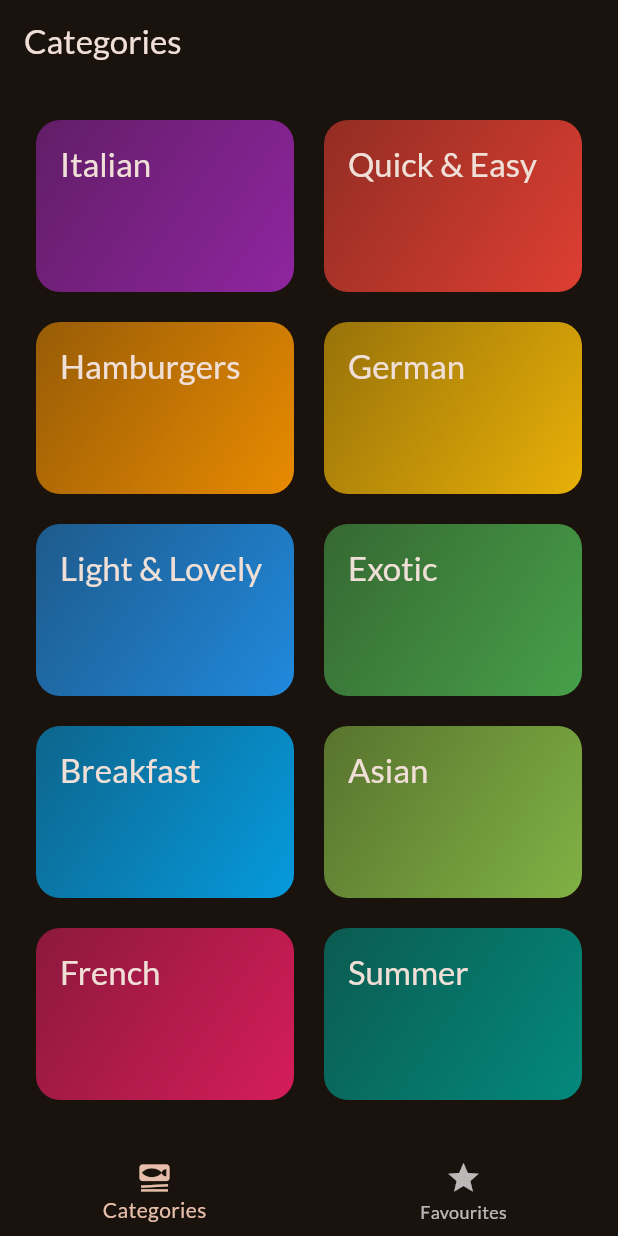
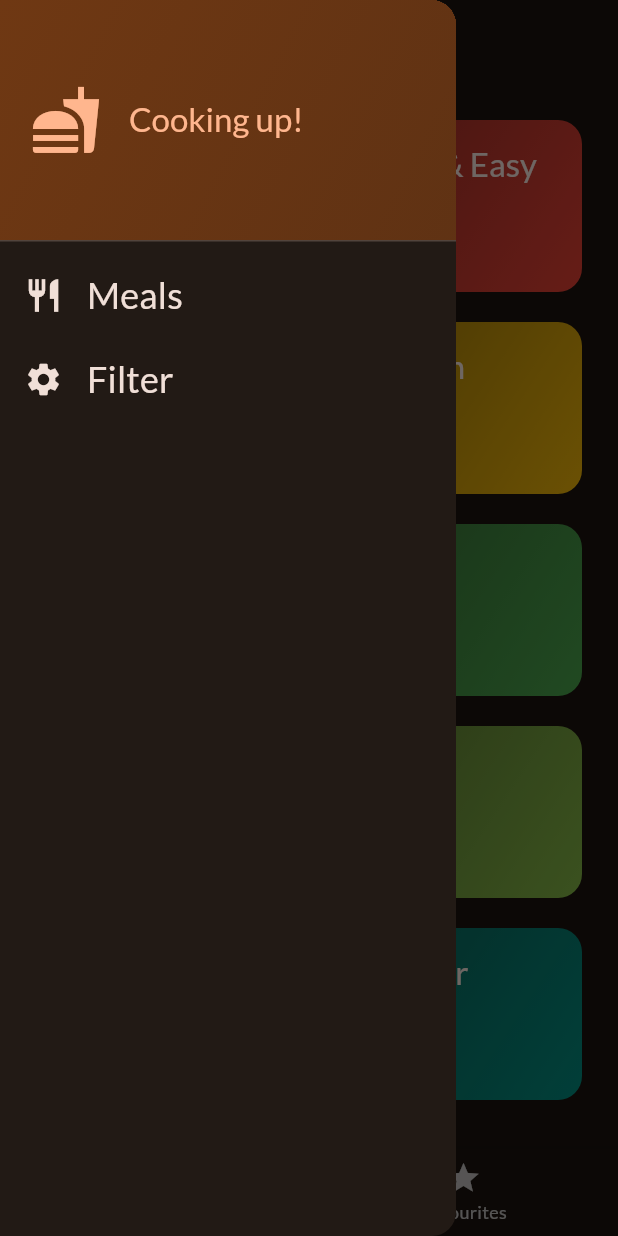
Before and after one commit to Roshni-16/Meals_Application, a Flutter app: the screen it shows after launch, with the side drawer open (before the commit the screen has no drawer), on a phone screen of 412 x 824 dp. Run offline on Flutter 3.47's test engine with Material 3 defaults, Android fonts, the phone set to English and light mode, and no system bars; our stand-ins replace flutter_riverpod, google_fonts, transparent_image.

Commit message:
Completed the meals application with all the functionalities and categories of meals also added filters to filter out the meals according to ones choice.

```diff
--- /dev/null
+++ b/lib/providers/filters_provider.dart
@@ -0,0 +1,56 @@
+import 'package:flutter_riverpod/flutter_riverpod.dart';
+import 'package:meals_application/providers/meals_provider.dart';
+
+enum Filter {
+  glutenFree,
+  lactoseFree,
+  vegetarian,
+  vegan,
+}
+
+class FiltersNotifier extends StateNotifier<Map<Filter, bool>> {
+  FiltersNotifier()
+      : super({
+          Filter.glutenFree: false,
+          Filter.lactoseFree: false,
+          Filter.vegetarian: false,
+          Filter.vegan: false,
+        });
+
+  void setFilters(Map<Filter, bool> chosenFilters) {
+    state = chosenFilters;
+  }
+
+  void setFilter(Filter filter, bool isActive) {
+    // state[filter] = isActive; //not allowed! => mutating state
+    state = {
+      ...state,
+      filter: isActive,
+    };
+  }
+}
+
+final filtersProvider =
+    StateNotifierProvider<FiltersNotifier, Map<Filter, bool>>(
+  (ref) => FiltersNotifier(),
+);
+
+final filteredMealsProvider = Provider((ref) {
+  final meals = ref.watch(mealsProvider);
+  final activeFilters = ref.watch(filtersProvider);
+  return meals.where((meal) {
+    if (activeFilters[Filter.glutenFree]! && !meal.isGlutenFree) {
+      return false;
+    }
+    if (activeFilters[Filter.lactoseFree]! && !meal.isLactoseFree) {
+      return false;
+    }
+    if (activeFilters[Filter.vegetarian]! && !meal.isVegetarian) {
+      return false;
+    }
+    if (activeFilters[Filter.vegan]! && !meal.isVegan) {
+      return false;
+    }
+    return true;
+  }).toList();
+});
--- /dev/null
+++ b/lib/providers/meals_provider.dart
@@ -0,0 +1,6 @@
+import 'package:flutter_riverpod/flutter_riverpod.dart';
+import 'package:meals_application/data/dummy_data.dart';
+
+final mealsProvider = Provider((ref) {
+  return dummyMeals;
+});
--- a/lib/screens/categories.dart
+++ b/lib/screens/categories.dart
@@ -5,10 +5,41 @@
 import 'package:meals_application/screens/meals.dart';
 import 'package:meals_application/widgets/category_grid_item.dart';
 
-class CategoriesScreen extends StatelessWidget {
-  const CategoriesScreen({super.key, required this.onToggleFavourite});
+class CategoriesScreen extends StatefulWidget {
+  const CategoriesScreen({
+    super.key,
+    required this.availableMeals,
+  });
 
-  final void Function(Meal meal) onToggleFavourite;
+  final List<Meal> availableMeals;
+
+  @override
+  State<CategoriesScreen> createState() => _CategoriesScreenState();
+}
+
+class _CategoriesScreenState extends State<CategoriesScreen>
+    with SingleTickerProviderStateMixin {
+  late AnimationController _animationController;
+
+  @override
+  void initState() {
+    super.initState();
+
+    _animationController = AnimationController(
+      vsync: this,
+      duration: const Duration(milliseconds: 300),
+      lowerBound: 0,
+      upperBound: 1,
+    );
+
+    _animationController.forward();
+  }
+
+  @override
+  void dispose() {
+    _animationController.dispose();
+    super.dispose();
+  }
 
   void _selectCategory(BuildContext context, Category category) {
     final filteredMeals = dummyMeals
@@ -20,7 +51,6 @@
         builder: (ctx) => MealsScreen(
           title: category.title,
           meals: filteredMeals,
-          onToggleFavourite: onToggleFavourite,
         ),
       ),
     );
@@ -28,7 +58,9 @@
 
   @override
   Widget build(BuildContext context) {
-    return GridView(
+    return AnimatedBuilder(
+      animation: _animationController,
+      child: GridView(
         padding: const EdgeInsets.all(24),
         gridDelegate: const SliverGridDelegateWithFixedCrossAxisCount(
           crossAxisCount: 2,
@@ -46,6 +78,16 @@
               },
             )
         ],
+      ),
+      builder: (context, child) => SlideTransition(
+          position: Tween(
+            begin: const Offset(0, 0.3),
+            end: const Offset(0, 0),
+          ).animate(
+            CurvedAnimation(
+                parent: _animationController, curve: Curves.easeInOut),
+          ),
+          child: child),
     );
   }
 }
--- a/lib/screens/meals.dart
+++ b/lib/screens/meals.dart
@@ -10,19 +10,16 @@
     super.key,
     this.title,
     required this.meals,
-    required this.onToggleFavourite,
   });
 
   final String? title;
   final List<Meal> meals;
-  final Function(Meal meal) onToggleFavourite;
 
   void selectMeal(BuildContext context, Meal meal) {
     Navigator.of(context).push(
       MaterialPageRoute(
         builder: (ctx) => MealDetailsScreen(
           meal: meal,
-          onToggleFavorite: onToggleFavourite,
         ),
       ),
     );
--- a/lib/screens/tabs.dart
+++ b/lib/screens/tabs.dart
@@ -1,33 +1,32 @@
 import 'package:flutter/material.dart';
-
-import 'package:meals_application/models/meal.dart';
+import 'package:flutter_riverpod/flutter_riverpod.dart';
 
 import 'package:meals_application/screens/categories.dart';
+import 'package:meals_application/screens/filters.dart';
+import 'package:meals_application/screens/meals.dart';
+import 'package:meals_application/widgets/main_drawer.dart';
 
-import 'package:meals_application/screens/meals.dart';
+import 'package:meals_application/providers/favourites_provider.dart';
+import 'package:meals_application/providers/filters_provider.dart';
 
-class TabsScreen extends StatefulWidget {
+const kInitialFilters = {
+  Filter.glutenFree: false,
+  Filter.lactoseFree: false,
+  Filter.vegetarian: false,
+  Filter.vegan: false,
+};
+
+class TabsScreen extends ConsumerStatefulWidget {
   const TabsScreen({super.key});
 
   @override
-  State<TabsScreen> createState() {
+  ConsumerState<TabsScreen> createState() {
     return _TabsScreenState();
   }
 }
 
-class _TabsScreenState extends State<TabsScreen> {
+class _TabsScreenState extends ConsumerState<TabsScreen> {
   int _selectedPageIndex = 0;
-  final List<Meal> _favouriteMeals = [];
-
-  void _toggleMealFavouriteStatus(Meal meal) {
-    final isExisting = _favouriteMeals.contains(meal);
-
-    if (isExisting) {
-      _favouriteMeals.remove(meal);
-    } else {
-      _favouriteMeals.add(meal);
-    }
-  }
 
   void _selectPage(int index) {
     setState(() {
@@ -35,15 +34,28 @@
     });
   }
 
+  void _setScreen(String identifier) async {
+    Navigator.of(context).pop();
+    if (identifier == 'filters') {
+      await Navigator.of(context).push<Map<Filter, bool>>(
+        MaterialPageRoute(builder: (ctx) => const FiltersScreen()),
+      );
+    }
+  }
+
   @override
   Widget build(BuildContext context) {
-    Widget activePage = CategoriesScreen(onToggleFavourite: _toggleMealFavouriteStatus,);
+    final availableMeals = ref.watch(filteredMealsProvider);
+
+    Widget activePage = CategoriesScreen(
+      availableMeals: availableMeals,
+    );
     var activePageTitle = 'Categories';
 
     if (_selectedPageIndex == 1) {
-      activePage =MealsScreen(
-        meals: [],
-        onToggleFavourite: _toggleMealFavouriteStatus,
+      final favouriteMeals = ref.watch(favouriteMealsProvider);
+      activePage = MealsScreen(
+        meals: favouriteMeals,
       );
       activePageTitle = 'Your Favourites';
     }
@@ -52,6 +64,7 @@
       appBar: AppBar(
         title: Text(activePageTitle),
       ),
+      drawer: MainDrawer(onSelectScreen: _setScreen),
       body: activePage,
       bottomNavigationBar: BottomNavigationBar(
         onTap: _selectPage,
--- /dev/null
+++ b/lib/widgets/main_drawer.dart
@@ -0,0 +1,80 @@
+import 'package:flutter/material.dart';
+
+class MainDrawer extends StatelessWidget {
+  const MainDrawer({super.key, required this.onSelectScreen});
+
+  final void Function(String identifier) onSelectScreen;
+
+  @override
+  Widget build(BuildContext context) {
+    return Drawer(
+      child: Column(
+        children: [
+          DrawerHeader(
+            padding: const EdgeInsets.all(20),
+            decoration: BoxDecoration(
+              gradient: LinearGradient(
+                colors: [
+                  Theme.of(context).colorScheme.primaryContainer,
+                  Theme.of(context)
+                      .colorScheme
+                      .primaryContainer
+                      .withOpacity(0.8),
+                ],
+                begin: Alignment.topLeft,
+                end: Alignment.bottomRight,
+              ),
+            ),
+            child: Row(
+              children: [
+                Icon(Icons.fastfood,
+                    size: 48, color: Theme.of(context).colorScheme.primary),
+                const SizedBox(width: 18),
+                Text(
+                  'Cooking up!',
+                  style: Theme.of(context).textTheme.titleLarge!.copyWith(
+                        color: Theme.of(context).colorScheme.primary,
+                      ),
+                ),
+              ],
+            ),
+          ),
+          ListTile(
+            leading: Icon(
+              Icons.restaurant,
+              size: 26,
+              color: Theme.of(context).colorScheme.onBackground,
+            ),
+            title: Text(
+              'Meals',
+              style: Theme.of(context).textTheme.titleSmall!.copyWith(
+                    color: Theme.of(context).colorScheme.onBackground,
+                    fontSize: 24,
+                  ),
+            ),
+            onTap: () {
+              onSelectScreen('meals');
+            },
+          ),
+          ListTile(
+            leading: Icon(
+              Icons.settings,
+              size: 26,
+              color: Theme.of(context).colorScheme.onBackground,
+            ),
+            title: Text(
+              'Filter',
+              style: Theme.of(context).textTheme.titleSmall!.copyWith(
+                    color: Theme.of(context).colorScheme.onBackground,
+                    fontSize: 24,
+                  ),
+            ),
+            onTap: () {
+              onSelectScreen('filters');
+            },
+          )
+        ],
+      ),
+    );
+  }
+}
--- a/lib/widgets/meal_item.dart
+++ b/lib/widgets/meal_item.dart
@@ -41,7 +41,9 @@
         },
         child: Stack(
           children: [
-            FadeInImage(
+            Hero(
+              tag: meal.id,
+              child: FadeInImage(
                 placeholder: MemoryImage(kTransparentImage),
                 image: NetworkImage(
                   meal.imageUrl,
@@ -49,6 +51,7 @@
                 fit: BoxFit.cover,
                 height: 200,
                 width: double.infinity,
+              ),
             ),
             Positioned(
               bottom: 0,
--- a/pubspec.yaml
+++ b/pubspec.yaml
@@ -37,6 +37,7 @@
   cupertino_icons: ^1.0.8
   google_fonts: ^6.2.1
   transparent_image: ^2.0.1
+  flutter_riverpod: ^2.6.1
 
 dev_dependencies:
   flutter_test:
```
Also changed, not shown: lib/main.dart (+6 -1 lines), lib/providers/favourites_provider.dart (added, +23 -0 lines), lib/screens/filters.dart (added, +113 -0 lines), lib/screens/meal_details.dart (+39 -11 lines), pubspec.lock. Lines whose indentation alone changed are shown as unchanged.
